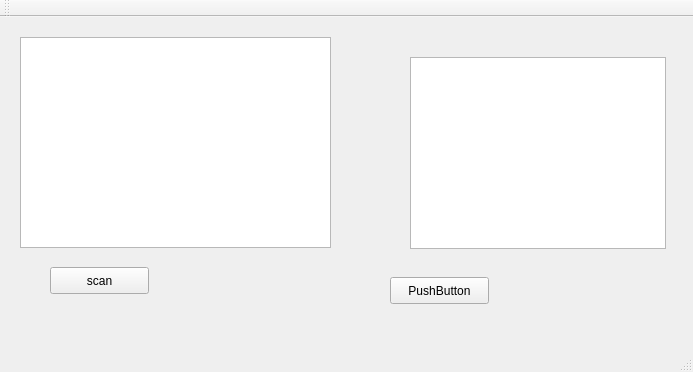
Qt form mainwindow.ui (MohamedA-M-Hassan/tiny-language-scanner-Compilers-using-QT) before a commit.
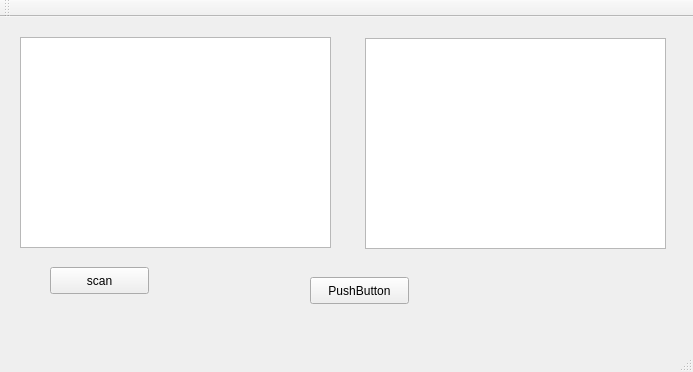
The same form after that commit.

Commit message: edit: use PAIR VECTOR instead of the map with vector-> just optimization

```diff
--- a/mainwindow.ui
+++ b/mainwindow.ui
@@ -40,17 +40,17 @@
    <widget class="QTextBrowser" name="textBrowser">
     <property name="geometry">
      <rect>
-      <x>410</x>
-      <y>40</y>
-      <width>256</width>
-      <height>192</height>
+      <x>365</x>
+      <y>21</y>
+      <width>301</width>
+      <height>211</height>
      </rect>
     </property>
    </widget>
    <widget class="QPushButton" name="pushButton_2">
     <property name="geometry">
      <rect>
-      <x>390</x>
+      <x>310</x>
       <y>260</y>
       <width>99</width>
       <height>27</height>
```
Left out of the diff: 2 changed lines with no effect on the pictures. The commit also changes 2 other files.
